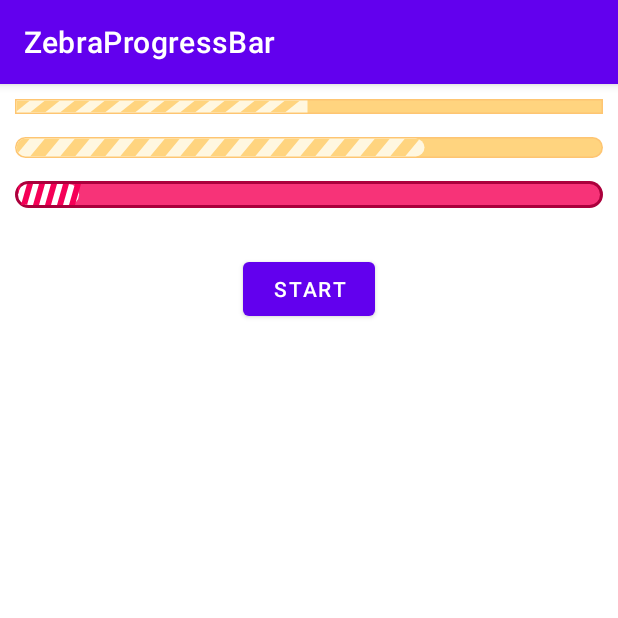
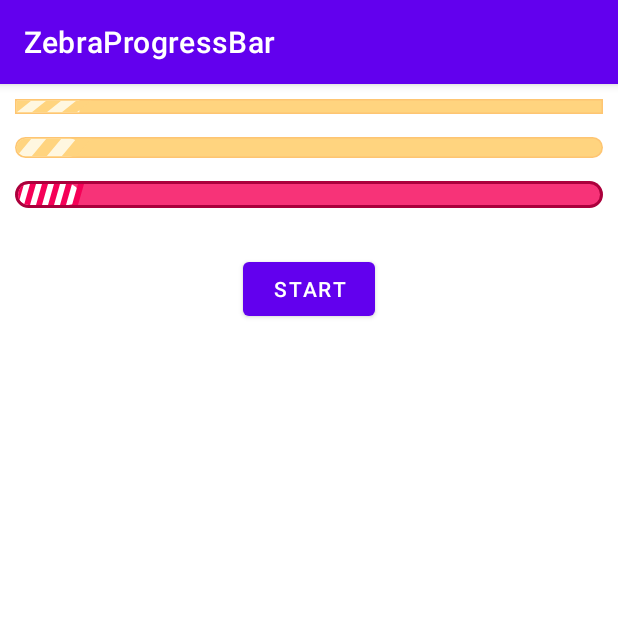
Before and after one commit to simplepeng/ZebraProgressBar, an Android app: the screen it shows after launch (MainActivity), after a tap on "START", on a phone screen of 412 x 824 dp, the top half of it. Run offline under Robolectric (Android 15) with nearby library versions, the phone set to English and light mode, and no system bars.

Commit message:
大体完成

```diff
--- a/app/src/main/java/demo/simple/zebraprogressbar/MainActivity.kt
+++ b/app/src/main/java/demo/simple/zebraprogressbar/MainActivity.kt
@@ -9,6 +9,9 @@ import me.simple.view.ZebraProgressBar
 class MainActivity : AppCompatActivity() {
 
     private val btnStart by lazy { findViewById<Button>(R.id.btnStart) }
+
+    private val zpb1 by lazy { findViewById<ZebraProgressBar>(R.id.zpb1) }
+    private val zpb2 by lazy { findViewById<ZebraProgressBar>(R.id.zpb2) }
     private val zpb3 by lazy { findViewById<ZebraProgressBar>(R.id.zpb3) }
 
     override fun onCreate(savedInstanceState: Bundle?) {
@@ -21,6 +24,9 @@ class MainActivity : AppCompatActivity() {
             }
             animator.addUpdateListener {
                 val value = it.animatedValue as Int
+
+                zpb1.progress = value
+                zpb2.progress = value
                 zpb3.progress = value
             }
             animator.start()
--- a/app/src/main/res/layout/activity_main.xml
+++ b/app/src/main/res/layout/activity_main.xml
@@ -14,13 +14,14 @@
         app:layout_constraintTop_toTopOf="parent">
 
         <me.simple.view.ZebraProgressBar
-            android:id="@+id/pb1"
+            android:id="@+id/zpb1"
             android:layout_width="match_parent"
             android:layout_height="10dp"
             app:layout_constraintTop_toTopOf="parent"
             app:zpb_progress="50" />
 
         <me.simple.view.ZebraProgressBar
+            android:id="@+id/zpb2"
             android:layout_width="match_parent"
             android:layout_height="14dp"
             android:layout_marginTop="15dp"
@@ -37,7 +38,7 @@
             app:zpb_bgColor="#f73378"
             app:zpb_borderColor="#ab003c"
             app:zpb_borderSize="2dp"
-            app:zpb_progress="80"
+            app:zpb_progress="85"
             app:zpb_progressColor="@android:color/white"
             app:zpb_radius="9dp"
             app:zpb_zebraColor="#f50057"
--- a/zebra_progress_bar/src/main/java/me/simple/view/ZebraProgressBar.kt
+++ b/zebra_progress_bar/src/main/java/me/simple/view/ZebraProgressBar.kt
@@ -103,6 +103,11 @@ open class ZebraProgressBar @JvmOverloads constructor(
         mRectF.set(borderSize, borderSize, width - borderSize, height - borderSize)
         canvas.drawRoundRect(mRectF, radius, radius, mPaint)
 
+        //裁剪进度的形状
+        mPath.addRoundRect(mRectF, radius, radius, Path.Direction.CCW)
+        canvas.save()
+        canvas.clipPath(mPath)
+
         //画进度
         if (progress <= 0) return
         mPaint.color = progressColor
@@ -112,22 +117,18 @@ open class ZebraProgressBar @JvmOverloads constructor(
 
         //画条纹
         mPaint.color = zebraColor
-        mPath.addRoundRect(mRectF, radius, radius, Path.Direction.CW)
-        canvas.save()
-        canvas.clipPath(mPath)
-
         val zebraNum = (progressWidth / (zebraSize + zebraGap)).toInt()
 
         val top = borderSize
         var topLeft = 0f
         var topRight = 0f
 
-        var bottom = height - borderSize
+        val bottom = height - borderSize
         var bottomLeft = 0f
         var bottomRight = 0f
 
         for (n in 0..zebraNum) {
-            topLeft = n * (zebraSize + zebraGap)
+            topLeft = n * (zebraSize + zebraGap) + borderSize
             topRight = topLeft + zebraSize
             bottomLeft = topLeft - zebraSize
             bottomRight = bottomLeft + zebraSize
```
